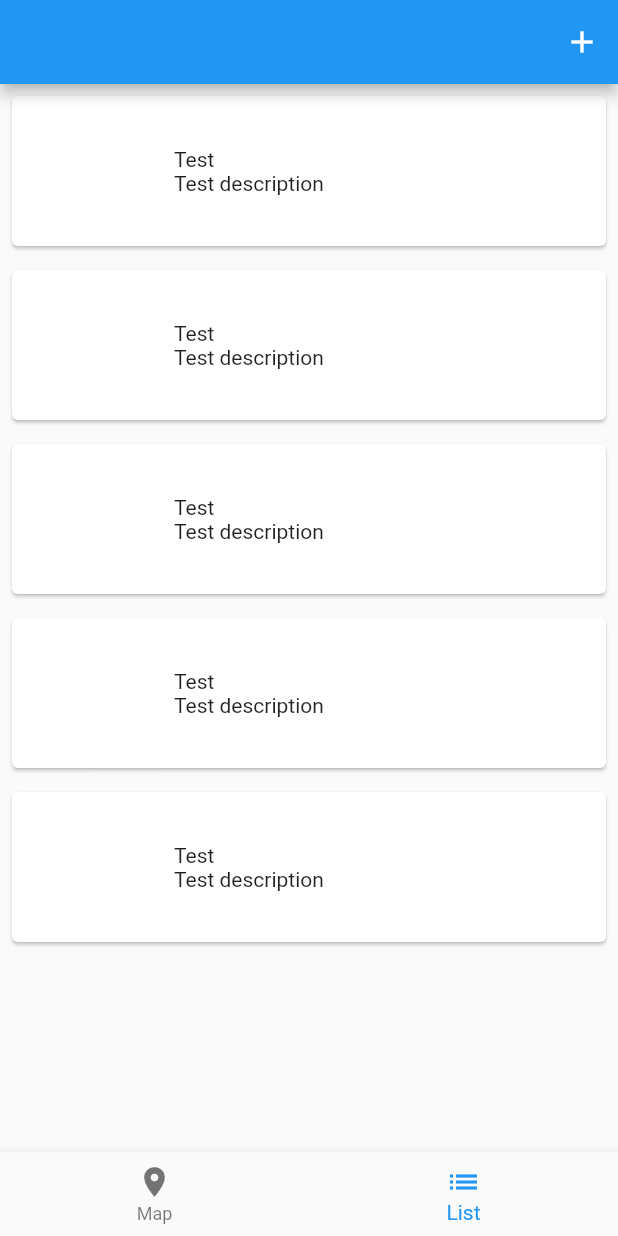
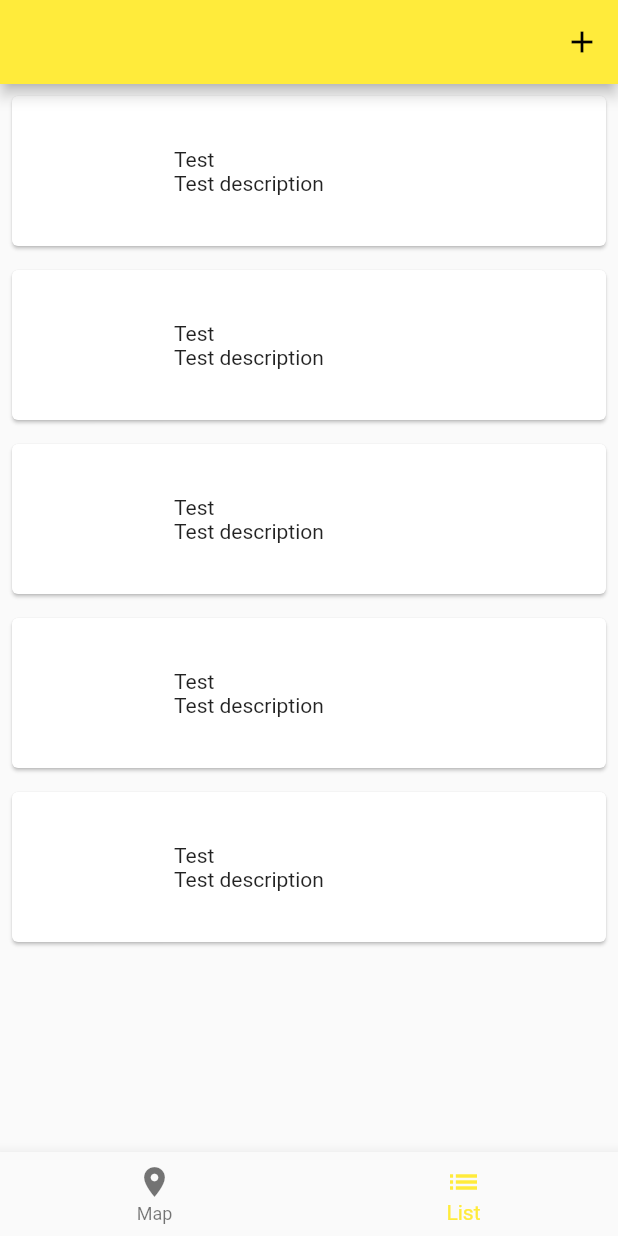
Before and after one commit to AdmiralPavel/churcer, a Flutter app: the screen it shows after launch, item 2 of the bottom bar chosen, on a phone screen of 412 x 824 dp. Run offline on Flutter 3.47's test engine with Material 2 defaults, Android fonts, the phone set to English and light mode, and no system bars; our stand-ins replace firebase_core, google_maps_flutter; accounts and stored records are empty.

Commit message:
new pages created

```diff
--- a/lib/main.dart
+++ b/lib/main.dart
@@ -3,8 +3,7 @@ import 'package:flutter/foundation.dart';
 import 'package:flutter/material.dart';
 import 'package:google_maps_flutter/google_maps_flutter.dart';
 
-import 'pages/list_page/list_page.dart';
-import 'pages/map_page/map_page.dart';
+import 'pages/home_page/home_page.dart';
 
 void main() {
   if (defaultTargetPlatform == TargetPlatform.android) {
@@ -23,58 +22,16 @@ class MyApp extends StatelessWidget {
     return MaterialApp(
       title: 'Churcher',
       theme: ThemeData(
-        primarySwatch: Colors.blue,
+        primarySwatch: Colors.yellow,
       ),
-      home: const MyHomePage(),
-    );
-  }
-}
-
-class MyHomePage extends StatefulWidget {
-  const MyHomePage({Key? key}) : super(key: key);
-
-  @override
-  State<MyHomePage> createState() => _MyHomePageState();
-}
-
-class _MyHomePageState extends State<MyHomePage> {
-  final _pages = const [
-    MapPage(),
-    ListPage(),
-  ];
-  int _currentIndex = 0;
-
-  @override
-  Widget build(BuildContext context) {
-    return Scaffold(
-      appBar: AppBar(
-        actions: [
-          IconButton(
-            onPressed: () {},
-            icon: const Icon(
-              Icons.add,
-            ),
-          ),
+      home: Navigator(
+        pages: const [
+          MaterialPage(
+            key: ValueKey('HomePage'),
+            child: HomePage(),
+          )
         ],
-      ),
-      body: _pages[_currentIndex],
-      bottomNavigationBar: BottomNavigationBar(
-        currentIndex: _currentIndex,
-        onTap: (value) => setState(() => _currentIndex = value),
-        items: const [
-          BottomNavigationBarItem(
-            icon: Icon(
-              Icons.location_on,
-            ),
-            label: 'Map',
-          ),
-          BottomNavigationBarItem(
-            icon: Icon(
-              Icons.list,
-            ),
-            label: 'List',
-          ),
-        ],
+        onPopPage: (route, result) => route.didPop(result),
       ),
     );
   }
--- /dev/null
+++ b/lib/pages/home_page/home_page.dart
@@ -0,0 +1,54 @@
+
+import 'package:churcher/pages/list_page/list_page.dart';
+import 'package:churcher/pages/map_page/map_page.dart';
+import 'package:flutter/material.dart';
+
+class HomePage extends StatefulWidget {
+  const HomePage({Key? key}) : super(key: key);
+
+  @override
+  State<HomePage> createState() => _HomePageState();
+}
+
+class _HomePageState extends State<HomePage> {
+  final _pages = const [
+    MapPage(),
+    ListPage(),
+  ];
+  int _currentIndex = 0;
+
+  @override
+  Widget build(BuildContext context) {
+    return Scaffold(
+      appBar: AppBar(
+        actions: [
+          IconButton(
+            onPressed: () {},
+            icon: const Icon(
+              Icons.add,
+            ),
+          ),
+        ],
+      ),
+      body: _pages[_currentIndex],
+      bottomNavigationBar: BottomNavigationBar(
+        currentIndex: _currentIndex,
+        onTap: (value) => setState(() => _currentIndex = value),
+        items: const [
+          BottomNavigationBarItem(
+            icon: Icon(
+              Icons.location_on,
+            ),
+            label: 'Map',
+          ),
+          BottomNavigationBarItem(
+            icon: Icon(
+              Icons.list,
+            ),
+            label: 'List',
+          ),
+        ],
+      ),
+    );
+  }
+}
```
Also changed, not shown: lib/pages/new_church_page/new_church_page.dart (added, +34 -0 lines), lib/pages/profile_page/profile_page.dart (added, +10 -0 lines), lib/pages/sign_in_page/sign_in_page.dart (added, +32 -0 lines), lib/pages/sign_up_page/sign_up_page.dart (added, +27 -0 lines).
